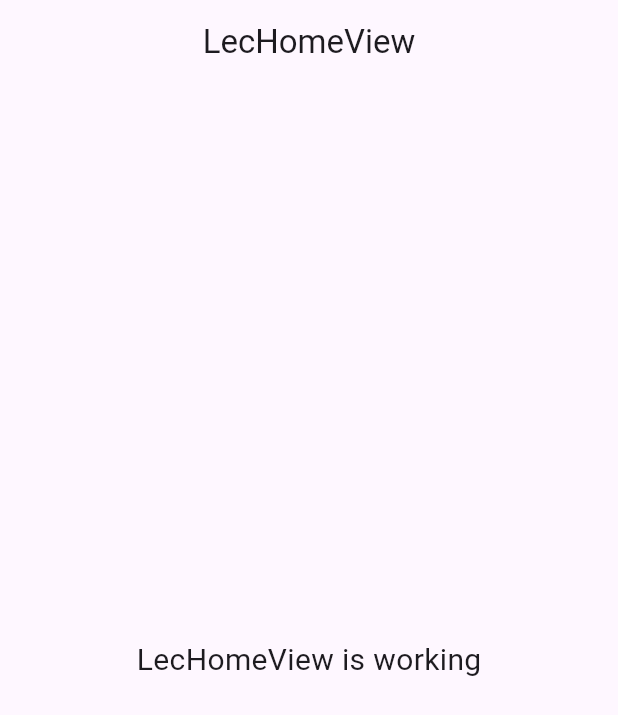
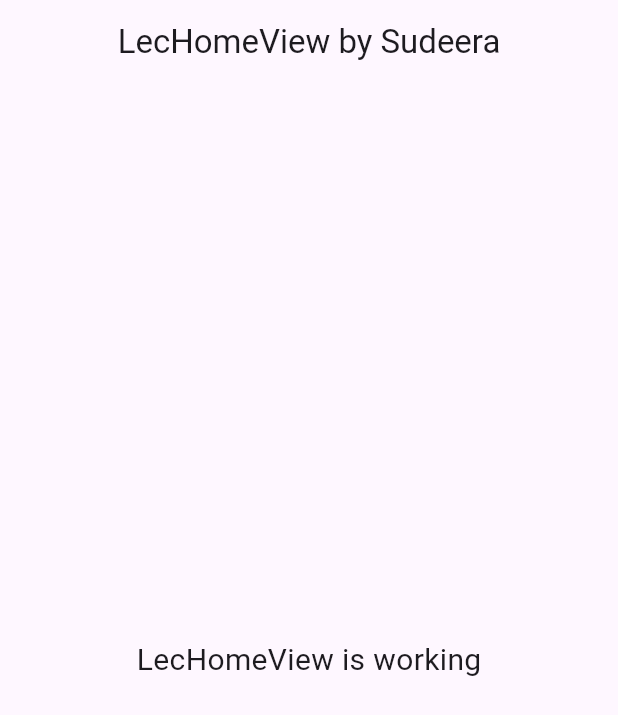
Before and after one commit to Nimsara2001/voicense_frontend, a Flutter app: the screen it shows after launch, on a phone screen of 412 x 824 dp. Shown: the top 715 px of the screen. Run offline on Flutter 3.47's test engine with Material 3 defaults, Android fonts, the phone set to English and light mode, and no system bars; our stand-ins replace get.

Commit message:
test commit by sudeera

```diff
--- a/lib/app/modules/lec_home/views/lec_home_view.dart
+++ b/lib/app/modules/lec_home/views/lec_home_view.dart
@@ -9,7 +9,7 @@ class LecHomeView extends GetView<LecHomeController> {
   Widget build(BuildContext context) {
     return Scaffold(
       appBar: AppBar(
-        title: Text('LecHomeView'),
+        title: Text('LecHomeView by Sudeera'),
         centerTitle: true,
       ),
       body: Center(
```
